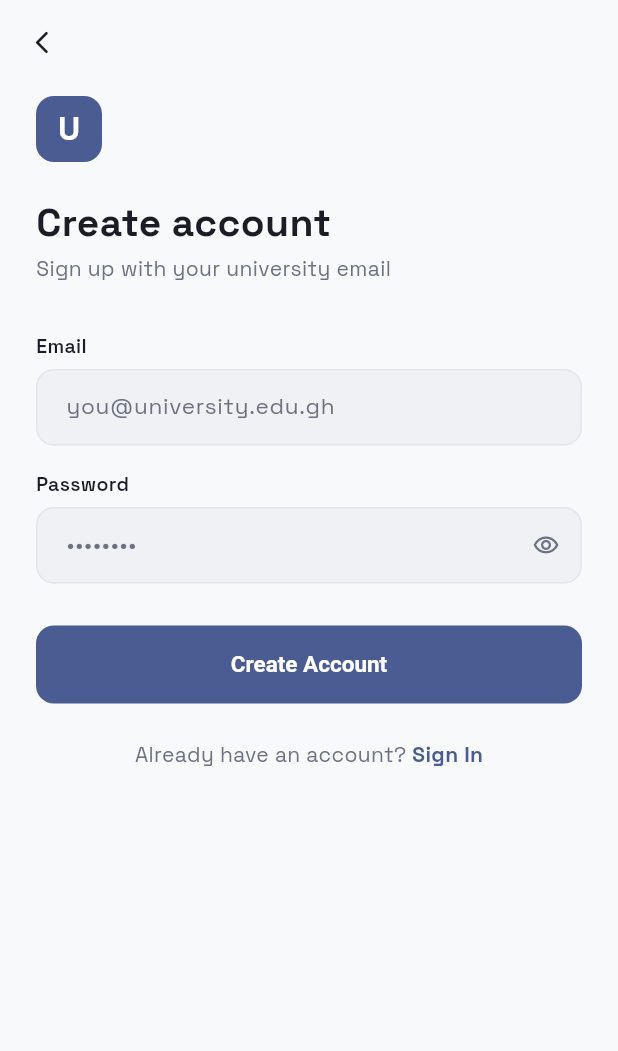
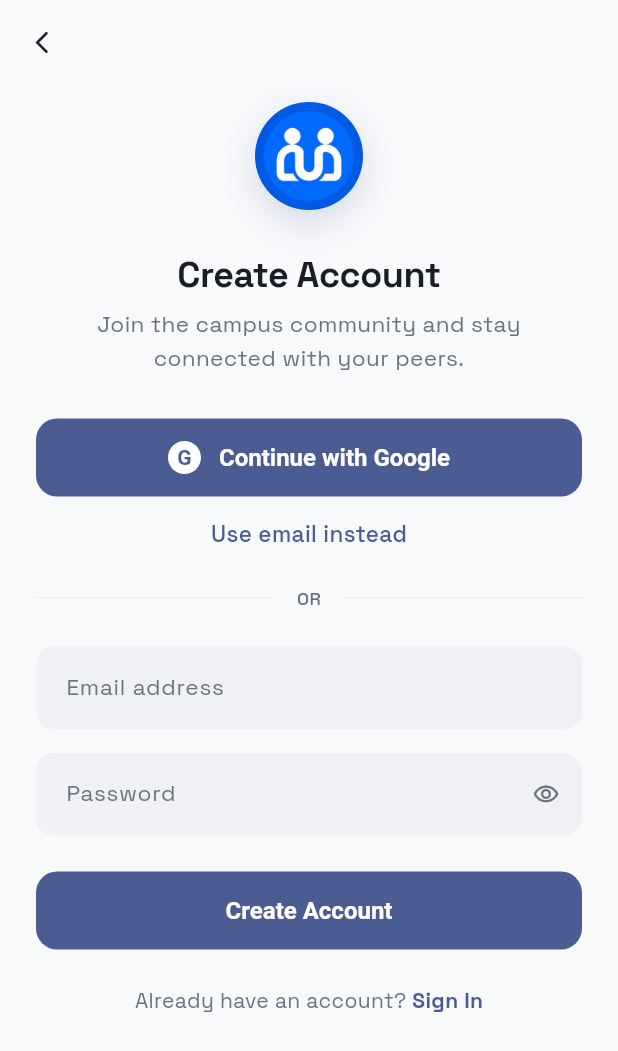
Before and after one commit to chrisxie12/UNIFY, a Flutter app: the AuthScreen screen opened by its route, on a phone screen of 412 x 824 dp. Shown: the top 1051 px of the screen. Run offline on Flutter 3.47's test engine with Material 3 defaults, Android fonts, the phone set to English and light mode, and no system bars; our stand-ins replace cached_network_image, connectivity_plus, equatable, file_picker, firebase_core, firebase_messaging and 12 more; accounts and stored records are empty; network calls fail.

Commit message:
Redesign auth screen: centered minimalist layout
Restyle the auth screen to the bold-minimal spec: centered 400px column, the
original UNIFY logo at 72px with a soft blue shadow, centered header, a
"Continue with Google" button, "Use email instead" (focuses the email field),
an OR divider, borderless F8FAFC-filled email/password inputs with blue focus,
a rounded "Create Account"/"Sign In" button, and the account-switch footer.

All existing logic is preserved: signup/login toggle, validation, submit,
forgot-password dialog. Google sign-in has no backend yet, so its button shows
an honest "coming soon" message rather than failing silently.

Co-Authored-By: Claude Opus 4.8 <noreply@anthropic.com>
Claude-Session: https://claude.ai/code/session_01LQMJzYkZh23ueQVNfR29oq

```diff
--- a/mobile_flutter/lib/features/auth/presentation/screens/auth_screen.dart
+++ b/mobile_flutter/lib/features/auth/presentation/screens/auth_screen.dart
@@ -18,7 +18,8 @@ class AuthScreen extends ConsumerStatefulWidget {
 class _AuthScreenState extends ConsumerState<AuthScreen> {
   late bool _isSignup;
   final _emailCtrl = TextEditingController();
-  final _passCtrl  = TextEditingController();
+  final _passCtrl = TextEditingController();
+  final _emailFocus = FocusNode();
   bool _obscurePass = true;
   String? _emailError;
   String? _passError;
@@ -33,19 +34,26 @@ class _AuthScreenState extends ConsumerState<AuthScreen> {
   void dispose() {
     _emailCtrl.dispose();
     _passCtrl.dispose();
+    _emailFocus.dispose();
     super.dispose();
   }
 
   bool _validate() {
     final email = _emailCtrl.text.trim();
-    final pass  = _passCtrl.text;
+    final pass = _passCtrl.text;
     final emailErr = (email.isEmpty || !email.contains('@')) ? 'Enter a valid email' : null;
-    final passErr  = pass.length < 6 ? 'At least 6 characters' : null;
+    final passErr = pass.length < 6 ? 'At least 6 characters' : null;
     setState(() {
       _emailError = emailErr;
-      _passError  = passErr;
+      _passError = passErr;
     });
     return emailErr == null && passErr == null;
+  }
+
+  void _onGoogle() {
+    // Google OAuth is not wired up yet — surface that honestly instead of
+    // silently doing nothing.
+    UnifySnackbar.info(context, 'Google sign-in is coming soon.');
   }
 
   Future<void> _showForgotPassword() async {
@@ -145,67 +153,118 @@ class _AuthScreenState extends ConsumerState<AuthScreen> {
       ),
       body: SafeArea(
         child: SingleChildScrollView(
-          padding: const EdgeInsets.fromLTRB(24, 8, 24, 32),
+          padding: const EdgeInsets.fromLTRB(24, 12, 24, 32),
+          child: Center(
+            child: ConstrainedBox(
+              constraints: const BoxConstraints(maxWidth: 400),
               child: Column(
-            crossAxisAlignment: CrossAxisAlignment.start,
+                crossAxisAlignment: CrossAxisAlignment.stretch,
                 children: [
-              // Brand mark
-              Container(
-                width: 44,
-                height: 44,
+                  // ── Logo ───────────────────────────────────────
+                  Center(
+                    child: Container(
+                      width: 72,
+                      height: 72,
                       decoration: BoxDecoration(
+                        shape: BoxShape.circle,
+                        boxShadow: [
+                          BoxShadow(
+                            color: context.primary.withValues(alpha: 0.20),
+                            blurRadius: 20,
+                            offset: const Offset(0, 8),
+                          ),
+                        ],
+                      ),
+                      child: ClipOval(
+                        child: Image.asset(
+                          'assets/images/logo.png',
+                          width: 72,
+                          height: 72,
+                          fit: BoxFit.cover,
+                        ),
+                      ),
+                    ),
+                  ),
+                  const SizedBox(height: 28),
+
+                  // ── Header ─────────────────────────────────────
+                  Text(
+                    _isSignup ? 'Create Account' : 'Welcome back',
+                    textAlign: TextAlign.center,
+                    style: TextStyle(
+                      fontSize: 24,
+                      fontWeight: FontWeight.w700,
+                      color: context.textPrimary,
+                      letterSpacing: -0.3,
+                      height: 1.2,
+                    ),
+                  ),
+                  const SizedBox(height: 8),
+                  Text(
+                    _isSignup
+                        ? 'Join the campus community and stay connected with your peers.'
+                        : 'Sign in to your UNIFY account.',
+                    textAlign: TextAlign.center,
+                    style: TextStyle(
+                      fontSize: 15,
+                      height: 1.5,
+                      color: context.textSecondary,
+                    ),
+                  ),
+                  const SizedBox(height: 28),
+
+                  // ── Google ─────────────────────────────────────
+                  _GoogleButton(onTap: loading ? null : _onGoogle),
+                  const SizedBox(height: 14),
+                  Center(
+                    child: GestureDetector(
+                      onTap: () => _emailFocus.requestFocus(),
+                      child: Text(
+                        'Use email instead',
+                        style: TextStyle(
+                          fontSize: 15,
+                          fontWeight: FontWeight.w500,
                           color: context.primary,
-                  borderRadius: BorderRadius.circular(12),
-                ),
-                child: Center(
-                  child: Text(
-                    'U',
-                    style: TextStyle(
-                      fontSize: 22,
-                      fontWeight: FontWeight.w800,
-                      color: Colors.white,
                         ),
                       ),
                     ),
                   ),
                   const SizedBox(height: 24),
 
-              // Heading
-              Text(
-                _isSignup ? 'Create account' : 'Welcome back',
+                  // ── Divider ────────────────────────────────────
+                  Row(
+                    children: [
+                      Expanded(child: Divider(color: context.borderCol, height: 1)),
+                      Padding(
+                        padding: const EdgeInsets.symmetric(horizontal: 16),
+                        child: Text(
+                          'OR',
                           style: TextStyle(
-                  fontSize: 26,
-                  fontWeight: FontWeight.w800,
-                  color: context.textPrimary,
-                  height: 1.2,
+                            fontSize: 12,
+                            fontWeight: FontWeight.w500,
+                            color: context.textSecondary,
                           ),
                         ),
-              const SizedBox(height: 6),
-              Text(
-                _isSignup
-                    ? 'Sign up with your university email'
-                    : 'Sign in to your UNIFY account',
-                style: TextStyle(fontSize: 14, color: context.textSecondary),
                       ),
-              const SizedBox(height: 32),
+                      Expanded(child: Divider(color: context.borderCol, height: 1)),
+                    ],
+                  ),
+                  const SizedBox(height: 24),
 
-              // Email field
-              _Label('Email'),
-              const SizedBox(height: 6),
+                  // ── Email ──────────────────────────────────────
                   _InputField(
                     controller: _emailCtrl,
-                hint: 'you@university.edu.gh',
+                    focusNode: _emailFocus,
+                    hint: 'Email address',
                     keyboardType: TextInputType.emailAddress,
                     errorText: _emailError,
                   ),
                   const SizedBox(height: 16),
 
-              // Password field
-              _Label('Password'),
-              const SizedBox(height: 6),
+                  // ── Password ───────────────────────────────────
                   _InputField(
                     controller: _passCtrl,
-                hint: '••••••••',
+                    hint: 'Password',
                     obscure: _obscurePass,
                     errorText: _passError,
                     suffix: IconButton(
@@ -235,35 +294,17 @@ class _AuthScreenState extends ConsumerState<AuthScreen> {
                       ),
                     ),
                   ],
-
-              const SizedBox(height: 28),
-
-              // Submit button
-              SizedBox(
-                width: double.infinity,
-                height: 52,
-                child: ElevatedButton(
-                  onPressed: loading ? null : _submit,
-                  style: ElevatedButton.styleFrom(
-                    backgroundColor: context.primary,
-                    foregroundColor: Colors.white,
-                    disabledBackgroundColor: context.primary.withValues(alpha: 0.5),
-                    elevation: 0,
-                    shape: RoundedRectangleBorder(borderRadius: BorderRadius.circular(12)),
-                    textStyle: const TextStyle(fontSize: 15, fontWeight: FontWeight.w700),
-                  ),
-                  child: loading
-                      ? const SizedBox(
-                          width: 20, height: 20,
-                          child: CircularProgressIndicator(strokeWidth: 2, color: Colors.white),
-                        )
-                      : Text(_isSignup ? 'Create Account' : 'Sign In'),
-                ),
-              ),
-
                   const SizedBox(height: 24),
 
-              // Toggle mode
+                  // ── Submit ─────────────────────────────────────
+                  _PrimaryButton(
+                    label: _isSignup ? 'Create Account' : 'Sign In',
+                    loading: loading,
+                    onTap: loading ? null : _submit,
+                  ),
+                  const SizedBox(height: 24),
+
+                  // ── Footer ─────────────────────────────────────
                   Row(
                     mainAxisAlignment: MainAxisAlignment.center,
                     children: [
@@ -288,27 +329,97 @@ class _AuthScreenState extends ConsumerState<AuthScreen> {
               ),
             ),
           ),
+        ),
+      ),
     );
   }
 }
 
-// ── Reusable form helpers ──────────────────────────────────────────────────────
+// ── Buttons ────────────────────────────────────────────────────────────────────
 
-class _Label extends StatelessWidget {
-  const _Label(this.text);
-  final String text;
+class _PrimaryButton extends StatelessWidget {
+  const _PrimaryButton({required this.label, required this.loading, this.onTap});
+  final String label;
+  final bool loading;
+  final VoidCallback? onTap;
 
   @override
-  Widget build(BuildContext context) => Text(
-    text,
-    style: TextStyle(fontSize: 13, fontWeight: FontWeight.w600, color: context.textPrimary),
+  Widget build(BuildContext context) {
+    return SizedBox(
+      width: double.infinity,
+      height: 52,
+      child: ElevatedButton(
+        onPressed: onTap,
+        style: ElevatedButton.styleFrom(
+          backgroundColor: context.primary,
+          foregroundColor: Colors.white,
+          disabledBackgroundColor: context.primary.withValues(alpha: 0.5),
+          elevation: 0,
+          shape: RoundedRectangleBorder(borderRadius: BorderRadius.circular(14)),
+          textStyle: const TextStyle(fontSize: 16, fontWeight: FontWeight.w600),
+        ),
+        child: loading
+            ? const SizedBox(
+                width: 20, height: 20,
+                child: CircularProgressIndicator(strokeWidth: 2, color: Colors.white),
+              )
+            : Text(label),
+      ),
     );
   }
+}
+
+class _GoogleButton extends StatelessWidget {
+  const _GoogleButton({this.onTap});
+  final VoidCallback? onTap;
+
+  @override
+  Widget build(BuildContext context) {
+    return SizedBox(
+      width: double.infinity,
+      height: 52,
+      child: ElevatedButton(
+        onPressed: onTap,
+        style: ElevatedButton.styleFrom(
+          backgroundColor: context.primary,
+          foregroundColor: Colors.white,
+          elevation: 0,
+          shape: RoundedRectangleBorder(borderRadius: BorderRadius.circular(14)),
+          textStyle: const TextStyle(fontSize: 16, fontWeight: FontWeight.w600),
+        ),
+        child: Row(
+          mainAxisAlignment: MainAxisAlignment.center,
+          children: [
+            Container(
+              width: 22,
+              height: 22,
+              decoration: const BoxDecoration(color: Colors.white, shape: BoxShape.circle),
+              alignment: Alignment.center,
+              child: Text(
+                'G',
+                style: TextStyle(
+                  fontSize: 14,
+                  fontWeight: FontWeight.w700,
+                  color: context.primary,
+                ),
+              ),
+            ),
+            const SizedBox(width: 12),
+            const Text('Continue with Google'),
+          ],
+        ),
+      ),
+    );
+  }
+}
+
+// ── Input field ────────────────────────────────────────────────────────────────
 
 class _InputField extends StatelessWidget {
   const _InputField({
     required this.controller,
     required this.hint,
+    this.focusNode,
     this.keyboardType,
     this.obscure = false,
     this.errorText,
@@ -317,6 +428,7 @@ class _InputField extends StatelessWidget {
 
   final TextEditingController controller;
   final String hint;
+  final FocusNode? focusNode;
   final TextInputType? keyboardType;
   final bool obscure;
   final String? errorText;
@@ -326,6 +438,7 @@ class _InputField extends StatelessWidget {
   Widget build(BuildContext context) {
     return TextField(
       controller: controller,
+      focusNode: focusNode,
       keyboardType: keyboardType,
       obscureText: obscure,
       style: TextStyle(fontSize: 15, color: context.textPrimary),
@@ -336,14 +449,14 @@ class _InputField extends StatelessWidget {
         suffixIcon: suffix,
         filled: true,
         fillColor: context.inputFill,
-        contentPadding: const EdgeInsets.symmetric(horizontal: 16, vertical: 14),
+        contentPadding: const EdgeInsets.symmetric(horizontal: 16, vertical: 16),
         border: OutlineInputBorder(
           borderRadius: BorderRadius.circular(12),
-          borderSide: BorderSide(color: context.borderCol, width: 1),
+          borderSide: const BorderSide(color: Colors.transparent),
         ),
         enabledBorder: OutlineInputBorder(
           borderRadius: BorderRadius.circular(12),
-          borderSide: BorderSide(color: context.borderCol, width: 1),
+          borderSide: const BorderSide(color: Colors.transparent),
         ),
         focusedBorder: OutlineInputBorder(
           borderRadius: BorderRadius.circular(12),
```
Lines whose indentation alone changed are shown as unchanged.
